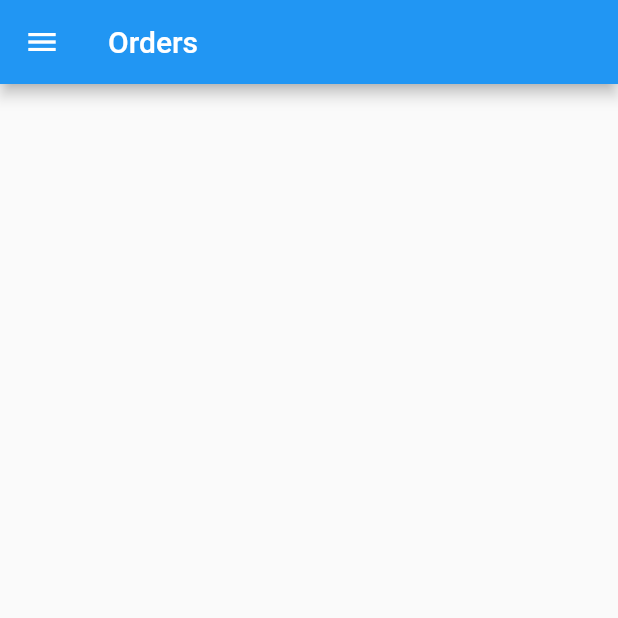
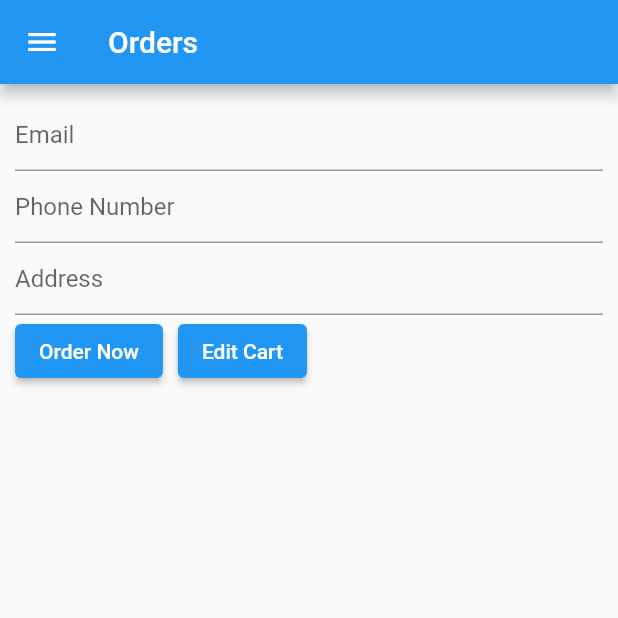
Before and after one commit to SumanBudhathoki/E-Commerce-Mobile-Application-, a Flutter app: the OrderScreen screen opened by its route, on a phone screen of 412 x 824 dp, the top half of it. Run offline on Flutter 3.47's test engine with Material 2 defaults, Android fonts, the phone set to English and light mode, and no system bars; our stand-ins replace localstorage; missing offline and left inert: dart:html; Roboto replaces fonts that are missing (Poppins); project files that could hold a hidden picture were left out.

Commit message:
Order Management feature: Order Now Function Added

```diff
--- a/flutter_frontend/flutter_application/lib/main.dart
+++ b/flutter_frontend/flutter_application/lib/main.dart
@@ -1,4 +1,5 @@
 import 'package:flutter/material.dart';
+import 'package:flutter_application/screens/addproduct.dart';
 import 'package:flutter_application/screens/cart.dart';
 import 'package:flutter_application/screens/favourite.dart';
 import 'package:flutter_application/screens/homescreen.dart';
@@ -61,6 +62,7 @@ class MyApp extends StatelessWidget {
           ProductDetailScreen.routeName: (context) =>
               const ProductDetailScreen(),
           FavouriteScreen.routeName: (context) => const FavouriteScreen(),
+          AddProductScreen.routeName: (context) => const AddProductScreen(),
           CartScreen.routeName: (context) => const CartScreen(),
           OrderScreen.routeName: (context) => const OrderScreen(),
           OrderHistoryScreen.routeName: (context) => const OrderHistoryScreen(),
--- a/flutter_frontend/flutter_application/lib/screens/order_screen.dart
+++ b/flutter_frontend/flutter_application/lib/screens/order_screen.dart
@@ -1,9 +1,37 @@
 import 'package:flutter/material.dart';
+import 'package:flutter_application/screens/cart.dart';
+import 'package:flutter_application/screens/order_history_screen.dart';
+import 'package:flutter_application/state/cart_state.dart';
 import 'package:flutter_application/widgets/app_drawer.dart';
+import 'package:provider/provider.dart';
 
-class OrderScreen extends StatelessWidget {
+class OrderScreen extends StatefulWidget {
   static const routeName = '/order-screen';
   const OrderScreen({Key? key}) : super(key: key);
+
+  @override
+  State<OrderScreen> createState() => _OrderScreenState();
+}
+
+class _OrderScreenState extends State<OrderScreen> {
+  String _email = '';
+  String _phone = '';
+  String _address = '';
+  final _form = GlobalKey<FormState>();
+
+  void _orderNow() async {
+    var isValid = _form.currentState!.validate();
+    if (!isValid) {
+      return;
+    }
+    _form.currentState!.save();
+    final cart = Provider.of<CartState>(context, listen: false).cartModel;
+    var order = await Provider.of<CartState>(context, listen: false)
+        .orderCart(cart?.id, _email, _address, _phone);
+    if (order) {
+      Navigator.of(context).pushNamed(OrderHistoryScreen.routeName);
+    }
+  }
 
   @override
   Widget build(BuildContext context) {
@@ -12,6 +40,73 @@ class OrderScreen extends StatelessWidget {
         title: const Text("Orders"),
       ),
       drawer: const AppDrawer(),
+      body: Padding(
+        padding: const EdgeInsets.all(10),
+        child: SingleChildScrollView(
+          child: Form(
+            key: _form,
+            child: Column(
+              children: [
+                TextFormField(
+                  decoration: InputDecoration(hintText: "Email"),
+                  validator: (v) {
+                    if (v!.isEmpty) {
+                      return "Enter your email";
+                    }
+                    return null;
+                  },
+                  onSaved: (v) {
+                    _email = v!;
+                  },
+                ),
+                TextFormField(
+                  decoration: InputDecoration(hintText: "Phone Number"),
+                  validator: (v) {
+                    if (v!.isEmpty) {
+                      return "Enter your phone number";
+                    }
+                    return null;
+                  },
+                  onSaved: (v) {
+                    _phone = v!;
+                  },
+                ),
+                TextFormField(
+                  decoration: InputDecoration(hintText: "Address"),
+                  validator: (v) {
+                    if (v!.isEmpty) {
+                      return "Enter your address";
+                    }
+                    return null;
+                  },
+                  onSaved: (v) {
+                    _address = v!;
+                  },
+                ),
+                Row(
+                  children: [
+                    ElevatedButton(
+                      onPressed: () {
+                        _orderNow();
+                      },
+                      child: Text("Order Now"),
+                    ),
+                    const SizedBox(
+                      width: 10,
+                    ),
+                    ElevatedButton(
+                      onPressed: () {
+                        Navigator.of(context).pushNamed(CartScreen.routeName);
+                      },
+                      child: Text("Edit Cart"),
+                    ),
+                  ],
+                )
+              ],
+            ),
+          ),
+        ),
+      ),
     );
   }
 }
```
Also changed, not shown: flutter_frontend/flutter_application/lib/screens/addproduct.dart (added, +29 -0 lines), flutter_frontend/flutter_application/lib/screens/cart.dart (+7 -1 lines), flutter_frontend/flutter_application/lib/state/cart_state.dart (+35 -0 lines), flutter_frontend/flutter_application/lib/widgets/app_drawer.dart (+12 -0 lines), flutter_frontend/flutter_application/lib/widgets/single_product.dart (+9 -3 lines), flutter_frontend/flutter_application/lib/screens/profile_screen.dart (deleted), 4 other files.
